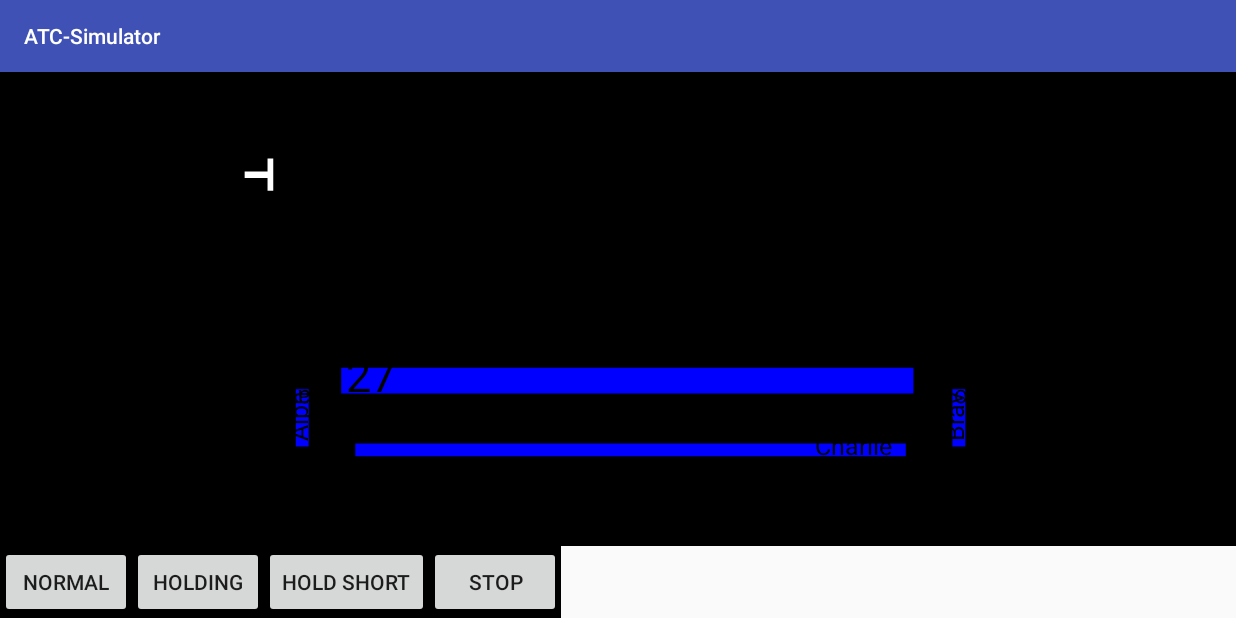
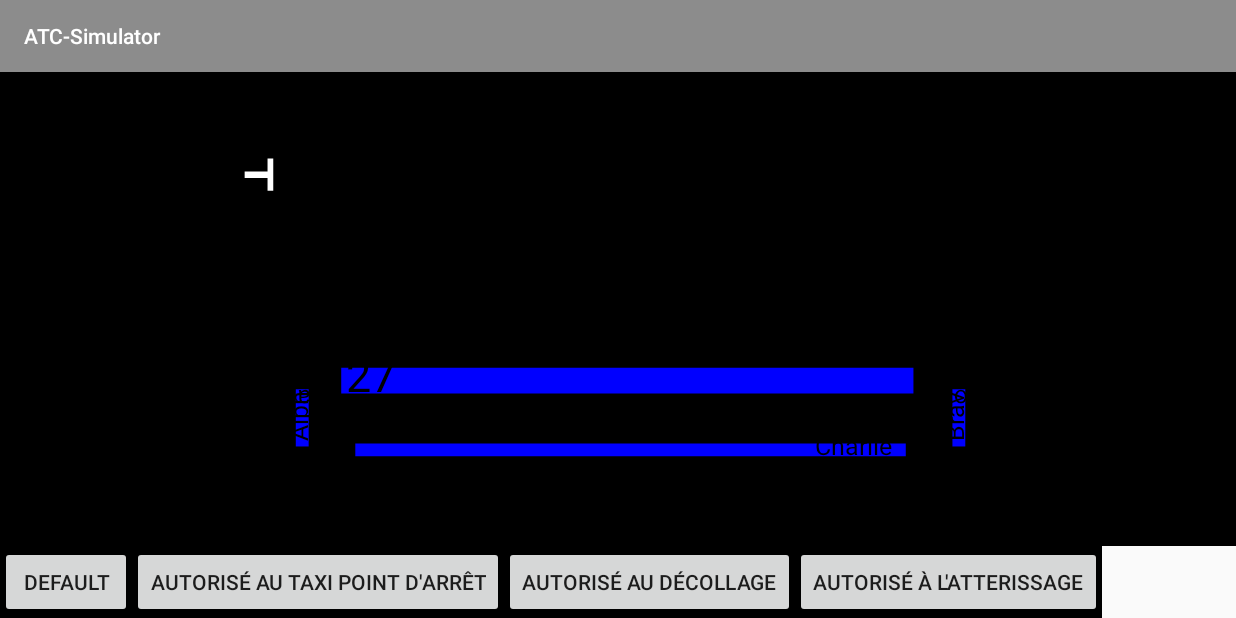
Before and after one commit to Ked57/ATC-Simulator, an Android app: the GameActivity screen opened directly, with no data from a screen before it, on a phone screen of 824 x 412 dp (held sideways). Run offline under Robolectric (Android 15) with nearby library versions, the phone set to English and light mode, and no system bars.

Commit message:
Sentence premices

```diff
--- a/ATC-Simulator/app/src/main/java/ked/atc_simulator/Entities/Plane.java
+++ b/ATC-Simulator/app/src/main/java/ked/atc_simulator/Entities/Plane.java
@@ -22,6 +22,7 @@ public class Plane {
     private GameActivity context;
     private PlaneState planeState;
     private int behavior; // 0 "normal",  1 "holding" -> Stays in the holding circuit, 2 "runway" -> waits before runway entrance, 3 "waiting" -> stops until further notice
+    private String name;
 
     public Plane(GameActivity context, float x, float y, float heading, Route route, PlaneState planeState) {
         base = new Point(x, y);
@@ -33,6 +34,7 @@ public class Plane {
         this.context = context;
         this.planeState = planeState;
         behavior = 0;
+        name = "default";
     }
 
     public PlanePath getPath() {
@@ -83,6 +85,8 @@ public class Plane {
         this.planeState = planeState;
     }
 
+    public String getName() { return name; }
+
     public void calculateNewParams() {
         if (behavior != 3) {
             if (route.getNextRoute() != null) {
--- a/ATC-Simulator/app/src/main/java/ked/atc_simulator/GameActivity.java
+++ b/ATC-Simulator/app/src/main/java/ked/atc_simulator/GameActivity.java
@@ -7,6 +7,7 @@ import android.support.v7.app.AppCompatActivity;
 import android.os.Bundle;
 import android.util.Log;
 import android.view.View;
+import android.widget.Button;
 import android.widget.LinearLayout;
 
 import java.util.Timer;
@@ -22,7 +23,7 @@ import ked.atc_simulator.Utils.CoordinateConverter;
 
 public class GameActivity extends AppCompatActivity {
 
-    private LinearLayout rootLayout;
+    private LinearLayout rootLayout, choicesLayout;
     private ConstraintLayout boardLayout;
     private GameMgr gameMgr;
     private CanvasView c;
@@ -37,8 +38,9 @@ public class GameActivity extends AppCompatActivity {
 
         rootLayout = (LinearLayout) findViewById(R.id.rootLayout);
         boardLayout = (ConstraintLayout) findViewById(R.id.Board);
+        choicesLayout = (LinearLayout) findViewById(R.id.choicesLayout);
 
-        gameMgr = new GameMgr();
+        gameMgr = new GameMgr(this);
 
         gameMgr.addPlane(new Plane(this,500,200,270, gameMgr.getDownwind(), new ArrivingState(gameMgr)));
 
@@ -74,7 +76,7 @@ public class GameActivity extends AppCompatActivity {
         this.mWakeLock = pm.newWakeLock(PowerManager.SCREEN_DIM_WAKE_LOCK, "My Tag");
         this.mWakeLock.acquire();
 
-        findViewById(R.id.Normal).setOnClickListener(new View.OnClickListener() {
+        /*findViewById(R.id.Normal).setOnClickListener(new View.OnClickListener() {
             @Override
             public void onClick(View view) {
                 gameMgr.getPlanes().get(0).setBehavior(0);
@@ -97,7 +99,18 @@ public class GameActivity extends AppCompatActivity {
             public void onClick(View view) {
                 gameMgr.getPlanes().get(0).setBehavior(3);
             }
-        });
+        });*/
+
+
+        gameMgr.getSentenceBuilder().buildSentence();
+    }
+
+    public void clearChoices(){
+        choicesLayout.removeAllViewsInLayout();
+    }
+
+    public void choicesAddButton(Button button){
+        choicesLayout.addView(button);
     }
 
     @Override
--- a/ATC-Simulator/app/src/main/java/ked/atc_simulator/Gameplay/GameMgr.java
+++ b/ATC-Simulator/app/src/main/java/ked/atc_simulator/Gameplay/GameMgr.java
@@ -1,4 +1,6 @@
 package ked.atc_simulator.Gameplay;
+
+import android.provider.Telephony;
 
 import java.util.ArrayList;
 
@@ -8,6 +10,7 @@ import ked.atc_simulator.Entities.Airport;
 import ked.atc_simulator.Entities.Plane;
 import ked.atc_simulator.Entities.Runway;
 import ked.atc_simulator.Entities.Taxiway;
+import ked.atc_simulator.GameActivity;
 
 public class GameMgr {
 
@@ -16,10 +19,16 @@ public class GameMgr {
 
     private Route alpha, bravo, charlie, downwind, base, finale, upwind, crosswind, crosswindRN;
     private RunwayRoute runwayTO, runwayLanding;
+    private GameActivity context;
+    private SentenceBuilder sentenceBuilder;
 
-    public GameMgr(){
+    public GameMgr(GameActivity context){
         planes = new ArrayList<Plane>();
         airport = new Airport();
+
+        this.context = context;
+        this.sentenceBuilder = new SentenceBuilder(this);
+
 
         finale = new Route(175, 90, "Final", 3, 17);
         finale.setStartPoint(new Point(150,545));
@@ -46,7 +55,7 @@ public class GameMgr {
         runwayTO.setStartPoint(new Point(465,545));
 
         alpha = new Route(30, 0, "Alpha", 3, 3);
-        alpha.setStartPoint(new Point(465,687));
+        alpha.setStartPoint(new Point(465,685));
 
         charlie = new Route(30, 270, "Charlie", 3, 3);
         charlie.setStartPoint(new Point(1490,685));
@@ -123,4 +132,8 @@ public class GameMgr {
     public RunwayRoute getRunwayLanding() {
         return runwayLanding;
     }
+
+    public GameActivity getContext() { return context; }
+
+    public SentenceBuilder getSentenceBuilder() { return sentenceBuilder; }
 }
--- /dev/null
+++ b/ATC-Simulator/app/src/main/java/ked/atc_simulator/Gameplay/SentenceBuilder.java
@@ -0,0 +1,99 @@
+package ked.atc_simulator.Gameplay;
+
+import android.util.Log;
+import android.view.View;
+import android.widget.Button;
+
+import java.util.ArrayList;
+
+import ked.atc_simulator.Entities.Plane;
+import ked.atc_simulator.GameActivity;
+import ked.atc_simulator.R;
+
+/**
+ * Will build the sentences
+ */
+
+public class SentenceBuilder {
+
+    private GameMgr gameMgr;
+    private int stage;
+    private String sentence;
+    private GameActivity gameActivity;
+
+    public SentenceBuilder(GameMgr gameMgr){
+        this.gameMgr = gameMgr;
+        sentence = "";
+        stage = 1;
+        gameActivity = gameMgr.getContext();
+    }
+
+    public void buildSentence(){
+
+        ArrayList<Plane> planes = gameMgr.getPlanes();
+        Log.i("Sentence","Got "+planes.size()+" planes");
+        gameActivity.clearChoices();
+        for(Plane p : planes){
+            Button button = new Button(gameActivity);
+            button.setText(p.getName());
+            gameActivity.choicesAddButton(button);
+            button.setOnClickListener(new View.OnClickListener() {
+                @Override
+                public void onClick(View v) {
+                    sentence += ((Button)v).getText().toString();
+                    gameActivity.clearChoices();
+                    setStage(2);
+                }
+            });
+        }
+        /*while(stage <= 2){
+        }//On attend le passage à l'étape 2*/
+
+        Button buttonTaxi = new Button(gameActivity);
+        gameActivity.choicesAddButton(buttonTaxi);
+        buttonTaxi.setText(R.string.sentence_taxi_cleared);
+        buttonTaxi.setOnClickListener(new View.OnClickListener() {
+            @Override
+            public void onClick(View v) {
+                buildTaxiClearance();
+            }
+        });
+
+        Button buttonTakeoff = new Button(gameActivity);
+        gameActivity.choicesAddButton(buttonTakeoff);
+        buttonTakeoff.setText(R.string.sentence_takeoff_cleared);
+        buttonTakeoff.setOnClickListener(new View.OnClickListener() {
+            @Override
+            public void onClick(View v) {
+                buildTakeOffClearance();
+            }
+        });
+
+        Button buttonLanding = new Button(gameActivity);
+        gameActivity.choicesAddButton(buttonLanding);
+        buttonLanding.setText(R.string.sentence_landing_cleared);
+        buttonLanding.setOnClickListener(new View.OnClickListener() {
+            @Override
+            public void onClick(View v) {
+                buildLandingClearance();
+            }
+        });
+
+
+    }
+
+    public void buildTaxiClearance(){
+        gameActivity.clearChoices();
+
+    }
+
+    public void buildTakeOffClearance(){
+        gameActivity.clearChoices();
+    }
+
+    public void buildLandingClearance(){
+        gameActivity.clearChoices();
+    }
+
+    public void setStage(int stage){ this.stage = stage;}
+}
--- a/ATC-Simulator/app/src/main/res/layout/activity_credits.xml
+++ b/ATC-Simulator/app/src/main/res/layout/activity_credits.xml
@@ -19,9 +19,10 @@
         android:id="@+id/textView"
         android:layout_width="match_parent"
         android:layout_height="wrap_content"
+        android:layout_gravity="start"
         android:layout_weight="1"
+        android:padding="5dp"
         android:text="@string/creditText"
-        android:layout_gravity="start"
         android:textAlignment="textStart"
         android:textSize="18sp" />
 </android.widget.LinearLayout>
--- a/ATC-Simulator/app/src/main/res/layout/activity_tutorial.xml
+++ b/ATC-Simulator/app/src/main/res/layout/activity_tutorial.xml
@@ -4,6 +4,8 @@
     xmlns:tools="http://schemas.android.com/tools"
     android:layout_width="match_parent"
     android:layout_height="match_parent"
+    android:elevation="0dp"
+    android:orientation="vertical"
     tools:context="ked.atc_simulator.TutorialActivity">
 
 </android.widget.LinearLayout>
--- a/ATC-Simulator/app/src/main/res/values/colors.xml
+++ b/ATC-Simulator/app/src/main/res/values/colors.xml
@@ -1,8 +1,8 @@
 <?xml version="1.0" encoding="utf-8"?>
 <resources>
-    <color name="colorPrimary">#3F51B5</color>
-    <color name="colorPrimaryDark">#303F9F</color>
-    <color name="colorAccent">#FF4081</color>
+    <color name="colorPrimary">#8c8c8c</color>
+    <color name="colorPrimaryDark">#000000</color>
+    <color name="colorAccent">#ffffff</color>
     <color name="black_background">#000000</color>
     <color name="black_overlay">#66000000</color>
 </resources>
--- a/ATC-Simulator/app/src/main/res/values/strings.xml
+++ b/ATC-Simulator/app/src/main/res/values/strings.xml
@@ -8,4 +8,11 @@
     <string name="creditText">Ce jeu a été réalisé par Clément Fassot, élève à l\'IUT informatique de Laval.
                                 Il a été réalisé dans le cadre d\'un projet universitaire.\n
                                 Les sources de ce jeu sont en ligne à l\'adresse : github.com/Ked57/ATC-Simulator</string>
+
+    <string name="sentence_taxi_cleared">autorisé au taxi point d\'arrêt </string>
+    <string name="sentence_taxi_rw">pour la piste </string>
+
+    <string name="sentence_takeoff_cleared">autorisé au décollage </string>
+
+    <string name="sentence_landing_cleared">autorisé à l\'atterissage </string>
 </resources>
```
